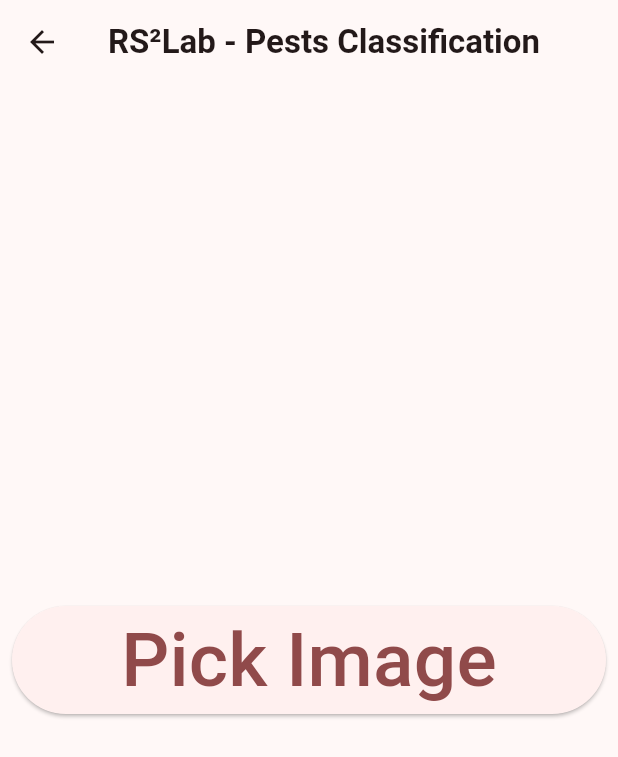
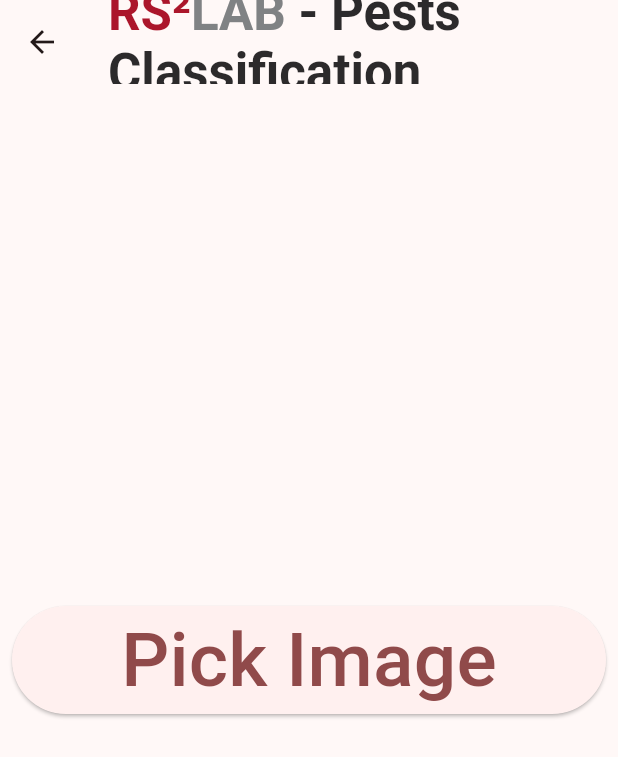
Before and after one commit to anaximeno/ai4d_pests_app, a Flutter app: the screen it shows after launch, after a tap on "Classification", on a phone screen of 412 x 824 dp. Shown: the top 757 px of the screen. Run offline on Flutter 3.47's test engine with Material 3 defaults, Android fonts, the phone set to English and light mode, and no system bars; our stand-ins replace dio, file_picker, get.

Commit message:
style: update app bar styling

```diff
--- a/lib/main.dart
+++ b/lib/main.dart
@@ -1,5 +1,6 @@
 import 'package:ai4d_pests_app/constants/routes.dart';
 import 'package:ai4d_pests_app/infra/di.dart';
+import 'package:ai4d_pests_app/ui/style/theme.dart';
 import 'package:get/get.dart';
 import 'package:flutter/material.dart';
 import 'package:ai4d_pests_app/ui/pages/pages.dart';
@@ -13,12 +14,7 @@ void main() {
     GetMaterialApp(
       debugShowCheckedModeBanner: false,
       title: "${TextConstants.RS2LAB} - Pests App",
-      theme: ThemeData(
-        colorScheme: ColorScheme.fromSeed(
-          seedColor: const Color(0xffab162b),
-        ),
-        useMaterial3: true,
-      ),
+      theme: Theming.theme,
       home: const HomePage(),
       getPages: [
         GetPage(
--- a/lib/ui/components/app_bar.dart
+++ /dev/null
@@ -1,18 +0,0 @@
-import 'package:ai4d_pests_app/constants/text_constants.dart';
-import 'package:flutter/material.dart';
-
-class PestsAppBar extends AppBar {
-  PestsAppBar({
-    super.key,
-    String title = "${TextConstants.RS2LAB} - Pests App",
-    super.leading,
-    super.leadingWidth,
-  }) : super(
-          title: Text(
-            title,
-            style: const TextStyle(
-              fontWeight: FontWeight.bold,
-            ),
-          ),
-        );
-}
--- a/lib/ui/components/components.dart
+++ b/lib/ui/components/components.dart
@@ -1,5 +1,5 @@
-export 'app_bar.dart';
 export 'basic_alert_dialog.dart';
 export 'big_button.dart';
 export 'main_box.dart';
 export 'text_linear_loading_bar_indicator.dart';
+export 'rs2lab_title.dart';
--- /dev/null
+++ b/lib/ui/components/rs2lab_title.dart
@@ -0,0 +1,30 @@
+import 'package:flutter/material.dart';
+
+class RS2LabTitleWidget extends StatelessWidget {
+  final List<TextSpan>? trailingSpans;
+
+  const RS2LabTitleWidget({super.key, this.trailingSpans});
+
+  @override
+  Widget build(BuildContext context) {
+    return RichText(
+      text: TextSpan(
+        text: "RS\u00b2",
+        style: Theme.of(context)
+            .appBarTheme
+            .titleTextStyle
+            ?.copyWith(color: const Color(0xffab162b)),
+        children: <TextSpan>[
+          TextSpan(
+            text: "LAB",
+            style: Theme.of(context)
+                .appBarTheme
+                .titleTextStyle
+                ?.copyWith(color: const Color(0xff808284)),
+          ),
+          if (trailingSpans?.isNotEmpty == true) ...?trailingSpans,
+        ],
+      ),
+    );
+  }
+}
--- a/lib/ui/pages/classification/classification.dart
+++ b/lib/ui/pages/classification/classification.dart
@@ -1,7 +1,6 @@
-import 'package:ai4d_pests_app/constants/text_constants.dart';
 import 'package:ai4d_pests_app/domain/controllers/classification.dart';
-import 'package:ai4d_pests_app/ui/components/app_bar.dart';
 import 'package:ai4d_pests_app/ui/components/big_button.dart';
+import 'package:ai4d_pests_app/ui/components/rs2lab_title.dart';
 import 'package:ai4d_pests_app/ui/components/text_linear_loading_bar_indicator.dart';
 import 'package:ai4d_pests_app/ui/pages/classification/widgets/image_classification_box.dart';
 import 'package:ai4d_pests_app/ui/pages/classification/widgets/info_section.dart';
@@ -16,8 +15,15 @@ class ClassificationPage extends GetView<ClassificationController> {
   @override
   Widget build(BuildContext context) {
     return Scaffold(
-      appBar: PestsAppBar(
-        title: "${TextConstants.RS2LAB} - Pests Classification",
+      appBar: AppBar(
+        title: RS2LabTitleWidget(
+          trailingSpans: [
+            TextSpan(
+              text: " - Pests Classification",
+              style: Theme.of(context).appBarTheme.titleTextStyle,
+            ),
+          ],
+        ),
       ),
       body: Center(
         child: SingleChildScrollView(
--- a/lib/ui/pages/home/home.dart
+++ b/lib/ui/pages/home/home.dart
@@ -1,6 +1,6 @@
 import 'package:ai4d_pests_app/constants/routes.dart';
-import 'package:ai4d_pests_app/ui/components/app_bar.dart';
 import 'package:ai4d_pests_app/ui/components/big_button.dart';
+import 'package:ai4d_pests_app/ui/components/rs2lab_title.dart';
 import 'package:flutter/material.dart';
 import 'package:get/get.dart';
 
@@ -10,9 +10,15 @@ class HomePage extends GetView {
   @override
   Widget build(BuildContext context) {
     return Scaffold(
-      appBar: PestsAppBar(
-        leading: Container(),
-        leadingWidth: 0,
+      appBar: AppBar(
+        title: RS2LabTitleWidget(
+          trailingSpans: [
+            TextSpan(
+              text: " - Pests App",
+              style: Theme.of(context).appBarTheme.titleTextStyle,
+            ),
+          ],
+        ),
       ),
       body: Center(
         child: Column(
--- a/lib/ui/pages/information/information.dart
+++ b/lib/ui/pages/information/information.dart
@@ -1,6 +1,5 @@
-import 'package:ai4d_pests_app/constants/text_constants.dart';
 import 'package:ai4d_pests_app/domain/controllers/information.dart';
-import 'package:ai4d_pests_app/ui/components/app_bar.dart';
+import 'package:ai4d_pests_app/ui/components/rs2lab_title.dart';
 import 'package:flutter/material.dart';
 import 'package:get/get.dart';
 
@@ -10,8 +9,15 @@ class InformationPage extends GetView<InformationController> {
   @override
   Widget build(BuildContext context) {
     return Scaffold(
-      appBar: PestsAppBar(
-        title: "${TextConstants.RS2LAB} - Pests Information",
+      appBar: AppBar(
+        title: RS2LabTitleWidget(
+          trailingSpans: [
+            TextSpan(
+              text: " - Pests Information",
+              style: Theme.of(context).appBarTheme.titleTextStyle,
+            ),
+          ],
+        ),
       ),
     );
   }
--- /dev/null
+++ b/lib/ui/style/theme.dart
@@ -0,0 +1,17 @@
+import 'package:flutter/material.dart';
+
+abstract class Theming {
+  static final theme = ThemeData(
+    colorScheme: ColorScheme.fromSeed(
+      seedColor: const Color(0xffab162b),
+    ),
+    appBarTheme: const AppBarTheme(
+      titleTextStyle: TextStyle(
+        fontWeight: FontWeight.bold,
+        fontSize: 34,
+        color: Color(0xff2c2a2b),
+      ),
+    ),
+    useMaterial3: true,
+  );
+}
```
